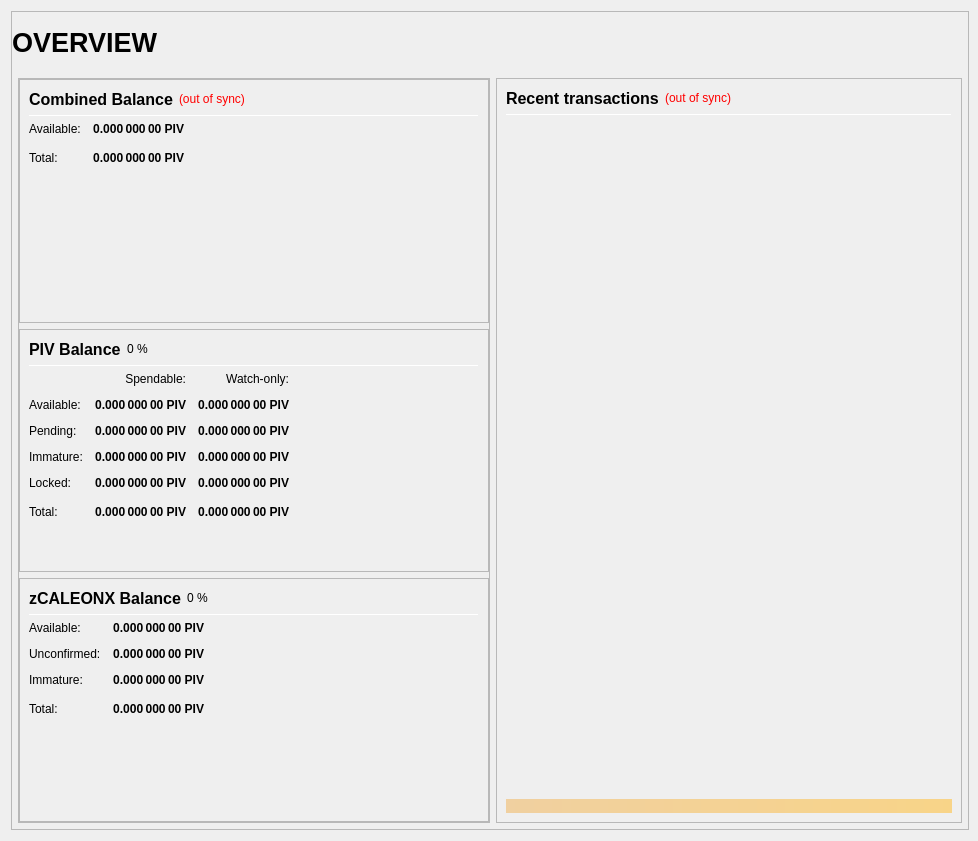
Above: src/qt/forms/overviewpage.ui from CryptoCashBack-Hub/CCBC before the change. Below: the same form after it.
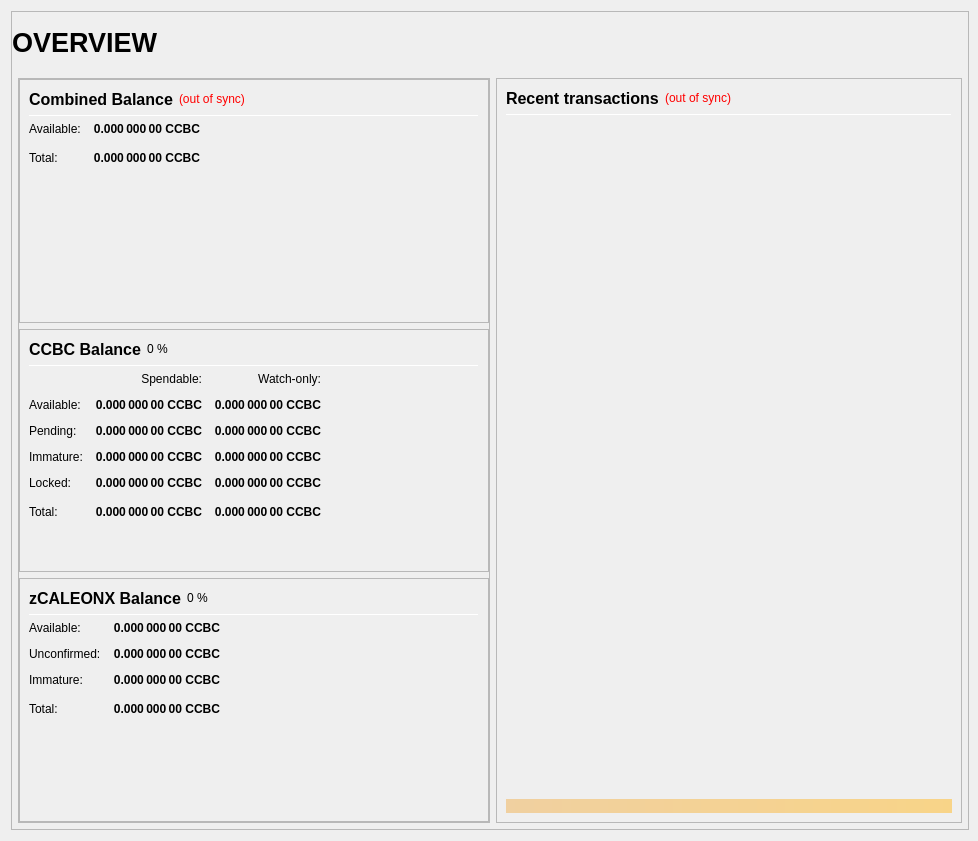
That is the form after the change.

What changed in the file:
```diff
--- a/src/qt/forms/overviewpage.ui
+++ b/src/qt/forms/overviewpage.ui
@@ -333,7 +333,7 @@
                           <string>Your current spendable balance</string>
                          </property>
                          <property name="text">
-                          <string notr="true">0.000 000 00 PIV</string>
+                          <string notr="true">0.000 000 00 CCBC</string>
                          </property>
                          <property name="alignment">
                           <set>Qt::AlignRight|Qt::AlignTrailing|Qt::AlignVCenter</set>
@@ -365,7 +365,7 @@
                           <string>Total Balance, including all unavailable coins.</string>
                          </property>
                          <property name="text">
-                          <string notr="true">0.000 000 00 PIV</string>
+                          <string notr="true">0.000 000 00 CCBC</string>
                          </property>
                          <property name="alignment">
                           <set>Qt::AlignRight|Qt::AlignTrailing|Qt::AlignVCenter</set>
@@ -433,7 +433,7 @@
                           </font>
                          </property>
                          <property name="text">
-                          <string>PIV Balance</string>
+                          <string>CCBC Balance</string>
                          </property>
                         </widget>
                        </item>
@@ -525,7 +525,7 @@
                           <string>Your current spendable balance</string>
                          </property>
                          <property name="text">
-                          <string notr="true">0.000 000 00 PIV</string>
+                          <string notr="true">0.000 000 00 CCBC</string>
                          </property>
                          <property name="alignment">
                           <set>Qt::AlignRight|Qt::AlignTrailing|Qt::AlignVCenter</set>
@@ -550,7 +550,7 @@
                           <string>Your current balance in watch-only addresses</string>
                          </property>
                          <property name="text">
-                          <string notr="true">0.000 000 00 PIV</string>
+                          <string notr="true">0.000 000 00 CCBC</string>
                          </property>
                          <property name="alignment">
                           <set>Qt::AlignRight|Qt::AlignTrailing|Qt::AlignVCenter</set>
@@ -582,7 +582,7 @@
                           <string>Total of transactions that have yet to be confirmed, and do not yet count toward the spendable balance</string>
                          </property>
                          <property name="text">
-                          <string notr="true">0.000 000 00 PIV</string>
+                          <string notr="true">0.000 000 00 CCBC</string>
                          </property>
                          <property name="alignment">
                           <set>Qt::AlignRight|Qt::AlignTrailing|Qt::AlignVCenter</set>
@@ -607,7 +607,7 @@
                           <string>Unconfirmed transactions to watch-only addresses</string>
                          </property>
                          <property name="text">
-                          <string notr="true">0.000 000 00 PIV</string>
+                          <string notr="true">0.000 000 00 CCBC</string>
                          </property>
                          <property name="alignment">
                           <set>Qt::AlignRight|Qt::AlignTrailing|Qt::AlignVCenter</set>
@@ -639,7 +639,7 @@
                           <string>Staked or masternode rewards that has not yet matured</string>
                          </property>
                          <property name="text">
-                          <string notr="true">0.000 000 00 PIV</string>
+                          <string notr="true">0.000 000 00 CCBC</string>
                          </property>
                          <property name="alignment">
                           <set>Qt::AlignRight|Qt::AlignTrailing|Qt::AlignVCenter</set>
@@ -664,7 +664,7 @@
                           <string>Staked or masternode rewards in watch-only addresses that has not yet matured</string>
                          </property>
                          <property name="text">
-                          <string notr="true">0.000 000 00 PIV</string>
+                          <string notr="true">0.000 000 00 CCBC</string>
                          </property>
                          <property name="alignment">
                           <set>Qt::AlignRight|Qt::AlignTrailing|Qt::AlignVCenter</set>
@@ -699,7 +699,7 @@
                           <string>Locked PIV or Masternode collaterals. These are excluded from zCALEONX minting.</string>
                          </property>
                          <property name="text">
-                          <string notr="true">0.000 000 00 PIV</string>
+                          <string notr="true">0.000 000 00 CCBC</string>
                          </property>
                          <property name="alignment">
                           <set>Qt::AlignRight|Qt::AlignTrailing|Qt::AlignVCenter</set>
@@ -724,7 +724,7 @@
                           <string>Current locked balance in watch-only addresses</string>
                          </property>
                          <property name="text">
-                          <string notr="true">0.000 000 00 PIV</string>
+                          <string notr="true">0.000 000 00 CCBC</string>
                          </property>
                          <property name="alignment">
                           <set>Qt::AlignRight|Qt::AlignTrailing|Qt::AlignVCenter</set>
@@ -759,7 +759,7 @@
                           <string>Your current CALEONX balance, unconfirmed and immature transactions included</string>
                          </property>
                          <property name="text">
-                          <string notr="true">0.000 000 00 PIV</string>
+                          <string notr="true">0.000 000 00 CCBC</string>
                          </property>
                          <property name="alignment">
                           <set>Qt::AlignRight|Qt::AlignTrailing|Qt::AlignVCenter</set>
@@ -784,7 +784,7 @@
                           <string>Current total balance in watch-only addresses</string>
                          </property>
                          <property name="text">
-                          <string notr="true">0.000 000 00 PIV</string>
+                          <string notr="true">0.000 000 00 CCBC</string>
                          </property>
                          <property name="alignment">
                           <set>Qt::AlignRight|Qt::AlignTrailing|Qt::AlignVCenter</set>
@@ -926,7 +926,7 @@
 These zCALEONX are spendable.</string>
                          </property>
                          <property name="text">
-                          <string notr="true">0.000 000 00 PIV</string>
+                          <string notr="true">0.000 000 00 CCBC</string>
                          </property>
                          <property name="alignment">
                           <set>Qt::AlignRight|Qt::AlignTrailing|Qt::AlignVCenter</set>
@@ -957,7 +957,7 @@
 Immature: confirmed, but less than 1 mint of the same denomination after it was minted</string>
                          </property>
                          <property name="text">
-                          <string notr="true">0.000 000 00 PIV</string>
+                          <string notr="true">0.000 000 00 CCBC</string>
                          </property>
                          <property name="alignment">
                           <set>Qt::AlignRight|Qt::AlignTrailing|Qt::AlignVCenter</set>
@@ -988,7 +988,7 @@
 Immature: confirmed, but less than 1 mint of the same denomination after it was minted</string>
                          </property>
                          <property name="text">
-                          <string notr="true">0.000 000 00 PIV</string>
+                          <string notr="true">0.000 000 00 CCBC</string>
                          </property>
                          <property name="alignment">
                           <set>Qt::AlignRight|Qt::AlignTrailing|Qt::AlignVCenter</set>
@@ -1020,7 +1020,7 @@
                           <string>Your current zCALEONX balance, unconfirmed and immature zCALEONX included.</string>
                          </property>
                          <property name="text">
-                          <string notr="true">0.000 000 00 PIV</string>
+                          <string notr="true">0.000 000 00 CCBC</string>
                          </property>
                          <property name="alignment">
                           <set>Qt::AlignRight|Qt::AlignTrailing|Qt::AlignVCenter</set>
```
Left out of the diff: 6 changed lines with no effect on the pictures.
